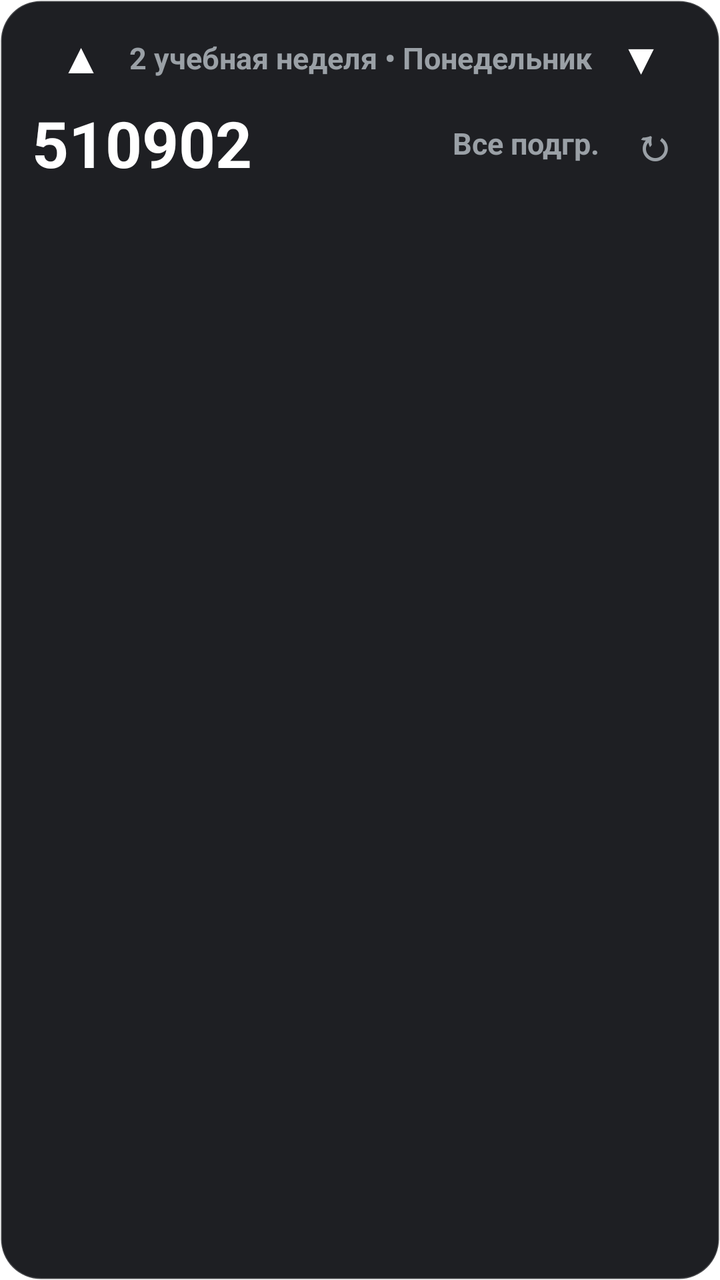
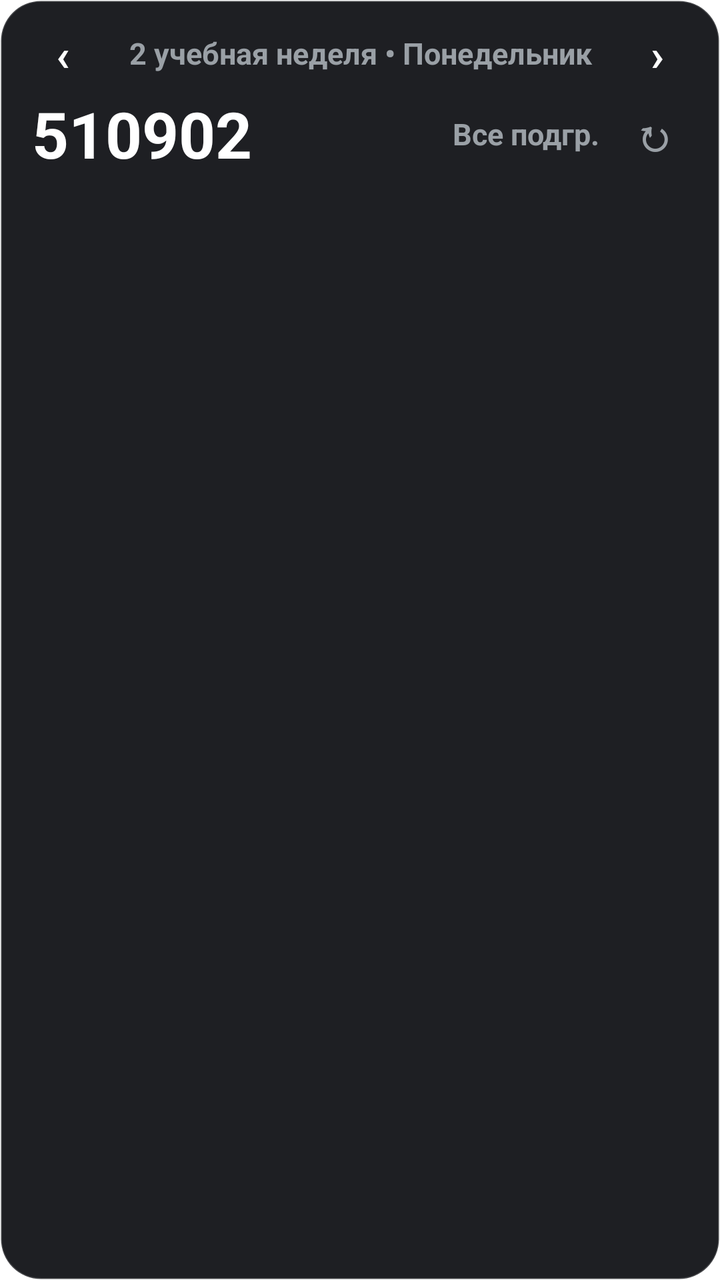

Screens rendered from an Android XML layout before and after an edit, with the pre-edit source and the edit as a unified diff.
<!-- AndroidManifest.xml: application theme Theme.Transparent -->
<!-- res/layout/widget_schedule.xml -->
<?xml version="1.0" encoding="utf-8"?>
<LinearLayout xmlns:android="http://schemas.android.com/apk/res/android"
    android:id="@+id/widget_root"
    android:layout_width="match_parent"
    android:layout_height="match_parent"
    android:background="@drawable/widget_bg"
    android:orientation="vertical"
    android:paddingHorizontal="16dp"
    android:paddingVertical="10dp">

    
    <LinearLayout
        android:layout_width="match_parent"
        android:layout_height="wrap_content"
        android:gravity="center_vertical"
        android:orientation="horizontal">

        <TextView
            android:id="@+id/widget_prev_day_btn"
            android:layout_width="48dp"
            android:layout_height="38dp"
            android:gravity="center"
            android:text="▲"
            android:textColor="#FFFFFF"
            android:textSize="20sp"
            android:textStyle="bold" />

        <TextView
            android:id="@+id/widget_subtitle"
            android:layout_width="0dp"
            android:layout_height="wrap_content"
            android:layout_weight="1"
            android:ellipsize="end"
            android:gravity="center"
            android:maxLines="1"
            android:text="2 учебная неделя • Понедельник"
            android:textColor="#9AA0A6"
            android:textSize="15sp"
            android:textStyle="bold" />

        <TextView
            android:id="@+id/widget_next_day_btn"
            android:layout_width="48dp"
            android:layout_height="38dp"
            android:gravity="center"
            android:text="▼"
            android:textColor="#FFFFFF"
            android:textSize="20sp"
            android:textStyle="bold" />
    </LinearLayout>

    
    <LinearLayout
        android:layout_width="match_parent"
        android:layout_height="wrap_content"
        android:layout_marginTop="2dp"
        android:gravity="center_vertical"
        android:orientation="horizontal">

        <TextView
            android:id="@+id/widget_title"
            android:layout_width="0dp"
            android:layout_height="wrap_content"
            android:layout_weight="1"
            android:ellipsize="end"
            android:maxLines="1"
            android:text="510902"
            android:textColor="#FFFFFF"
            android:textSize="32sp"
            android:textStyle="bold" />

        <TextView
            android:id="@+id/widget_subgroup"
            android:layout_width="wrap_content"
            android:layout_height="wrap_content"
            android:layout_marginEnd="10dp"
            android:text="Все подгр."
            android:textColor="#9AA0A6"
            android:textSize="15sp"
            android:textStyle="bold" />

        <TextView
            android:id="@+id/widget_refresh_btn"
            android:layout_width="wrap_content"
            android:layout_height="wrap_content"
            android:paddingHorizontal="6dp"
            android:paddingVertical="2dp"
            android:text="↻"
            android:textColor="#9AA0A6"
            android:textSize="22sp"
            android:textStyle="bold" />
    </LinearLayout>

    
    <LinearLayout
        android:id="@+id/widget_empty"
        android:layout_width="match_parent"
        android:layout_height="wrap_content"
        android:layout_marginTop="20dp"
        android:gravity="center"
        android:orientation="vertical"
        android:visibility="gone">

        <TextView
            android:id="@+id/widget_empty_title"
            android:layout_width="wrap_content"
            android:layout_height="wrap_content"
            android:text="Отличный день"
            android:textColor="#FFFFFF"
            android:textSize="22sp"
            android:textStyle="bold" />

        <TextView
            android:id="@+id/widget_empty_sub"
            android:layout_width="wrap_content"
            android:layout_height="wrap_content"
            android:layout_marginTop="2dp"
            android:text="Пар не найдено"
            android:textColor="#9AA0A6"
            android:textSize="16sp" />
    </LinearLayout>

    
    <LinearLayout
        android:id="@+id/widget_lessons_container"
        android:layout_width="match_parent"
        android:layout_height="wrap_content"
        android:layout_marginTop="4dp"
        android:orientation="vertical">

        
        <LinearLayout
            android:id="@+id/widget_row_1"
            android:layout_width="match_parent"
            android:layout_height="wrap_content"
            android:gravity="center_vertical"
            android:orientation="horizontal"
            android:paddingVertical="3dp"
            android:visibility="gone">

            <LinearLayout
                android:layout_width="82dp"
                android:layout_height="wrap_content"
                android:orientation="vertical">
                <TextView
                    android:id="@+id/w_r1_start"
                    android:layout_width="wrap_content"
                    android:layout_height="wrap_content"
                    android:fontFamily="monospace"
                    android:singleLine="true"
                    android:text="09:00"
                    android:textColor="#FFFFFF"
                    android:textSize="20sp"
                    android:textStyle="bold" />
                <TextView
                    android:id="@+id/w_r1_end"
                    android:layout_width="wrap_content"
                    android:layout_height="wrap_content"
                    android:fontFamily="monospace"
                    android:singleLine="true"
                    android:text="10:20"
                    android:textColor="#9AA0A6"
                    android:textSize="15sp" />
            </LinearLayout>

            <TextView
                android:id="@+id/w_r1_type"
                android:layout_width="46dp"
                android:layout_height="wrap_content"
                android:layout_marginEnd="8dp"
                android:gravity="center"
                android:singleLine="true"
                android:text="ЛК"
                android:textColor="#4CC38A"
                android:textSize="16sp"
                android:textStyle="bold" />

            <LinearLayout
                android:layout_width="0dp"
                android:layout_height="wrap_content"
                android:layout_weight="1"
                android:orientation="vertical"
                android:paddingEnd="6dp">
                <TextView
                    android:id="@+id/w_r1_subj"
                    android:layout_width="match_parent"
                    android:layout_height="wrap_content"
                    android:ellipsize="end"
                    android:maxLines="1"
                    android:text="ОАиП"
                    android:textColor="#FFFFFF"
                    android:textSize="20sp"
                    android:textStyle="bold" />
                <TextView
                    android:id="@+id/w_r1_teacher"
                    android:layout_width="match_parent"
                    android:layout_height="wrap_content"
                    android:ellipsize="end"
                    android:maxLines="1"
                    android:text="Иванов И. И."
                    android:textColor="#9AA0A6"
                    android:textSize="15sp" />
            </LinearLayout>

            <TextView
                android:id="@+id/w_r1_aud"
                android:layout_width="wrap_content"
                android:layout_height="wrap_content"
                android:fontFamily="monospace"
                android:singleLine="true"
                android:text="502-2"
                android:textColor="#FFFFFF"
                android:textSize="17sp"
                android:textStyle="bold" />
        </LinearLayout>

        
        <LinearLayout
            android:id="@+id/widget_row_2"
            android:layout_width="match_parent"
            android:layout_height="wrap_content"
            android:gravity="center_vertical"
            android:orientation="horizontal"
            android:paddingVertical="3dp"
            android:visibility="gone">

            <LinearLayout
                android:layout_width="82dp"
                android:layout_height="wrap_content"
                android:orientation="vertical">
                <TextView
                    android:id="@+id/w_r2_start"
                    android:layout_width="wrap_content"
                    android:layout_height="wrap_content"
                    android:fontFamily="monospace"
                    android:singleLine="true"
                    android:text="10:35"
                    android:textColor="#FFFFFF"
                    android:textSize="20sp"
                    android:textStyle="bold" />
                <TextView
                    android:id="@+id/w_r2_end"
                    android:layout_width="wrap_content"
                    android:layout_height="wrap_content"
                    android:fontFamily="monospace"
                    android:singleLine="true"
                    android:text="11:55"
                    android:textColor="#9AA0A6"
                    android:textSize="15sp" />
            </LinearLayout>

            <TextView
                android:id="@+id/w_r2_type"
                android:layout_width="46dp"
                android:layout_height="wrap_content"
                android:layout_marginEnd="8dp"
                android:gravity="center"
                android:singleLine="true"
                android:text="ПЗ"
                android:textColor="#52A9FF"
                android:textSize="16sp"
                android:textStyle="bold" />

            <LinearLayout
                android:layout_width="0dp"
                android:layout_height="wrap_content"
                android:layout_weight="1"
                android:orientation="vertical"
                android:paddingEnd="6dp">
                <TextView
                    android:id="@+id/w_r2_subj"
                    android:layout_width="match_parent"
                    android:layout_height="wrap_content"
                    android:ellipsize="end"
                    android:maxLines="1"
                    android:text="Математика"
                    android:textColor="#FFFFFF"
                    android:textSize="20sp"
                    android:textStyle="bold" />
                <TextView
                    android:id="@+id/w_r2_teacher"
                    android:layout_width="match_parent"
                    android:layout_height="wrap_content"
                    android:ellipsize="end"
                    android:maxLines="1"
                    android:text="Петров П. П."
                    android:textColor="#9AA0A6"
                    android:textSize="15sp" />
            </LinearLayout>

            <TextView
                android:id="@+id/w_r2_aud"
                android:layout_width="wrap_content"
                android:layout_height="wrap_content"
                android:fontFamily="monospace"
                android:singleLine="true"
                android:text="310-4"
                android:textColor="#FFFFFF"
                android:textSize="17sp"
                android:textStyle="bold" />
        </LinearLayout>

        
        <LinearLayout
            android:id="@+id/widget_row_3"
            android:layout_width="match_parent"
            android:layout_height="wrap_content"
            android:gravity="center_vertical"
            android:orientation="horizontal"
            android:paddingVertical="3dp"
            android:visibility="gone">

            <LinearLayout
                android:layout_width="82dp"
                android:layout_height="wrap_content"
                android:orientation="vertical">
                <TextView
                    android:id="@+id/w_r3_start"
                    android:layout_width="wrap_content"
                    android:layout_height="wrap_content"
                    android:fontFamily="monospace"
                    android:singleLine="true"
                    android:text="12:25"
                    android:textColor="#FFFFFF"
                    android:textSize="20sp"
                    android:textStyle="bold" />
                <TextView
                    android:id="@+id/w_r3_end"
                    android:layout_width="wrap_content"
                    android:layout_height="wrap_content"
                    android:fontFamily="monospace"
                    android:singleLine="true"
                    android:text="13:45"
                    android:textColor="#9AA0A6"
                    android:textSize="15sp" />
            </LinearLayout>

            <TextView
                android:id="@+id/w_r3_type"
                android:layout_width="46dp"
                android:layout_height="wrap_content"
                android:layout_marginEnd="8dp"
                android:gravity="center"
                android:singleLine="true"
                android:text="ЛР"
                android:textColor="#E5484D"
                android:textSize="16sp"
                android:textStyle="bold" />

            <LinearLayout
                android:layout_width="0dp"
                android:layout_height="wrap_content"
                android:layout_weight="1"
                android:orientation="vertical"
                android:paddingEnd="6dp">
                <TextView
                    android:id="@+id/w_r3_subj"
                    android:layout_width="match_parent"
                    android:layout_height="wrap_content"
                    android:ellipsize="end"
                    android:maxLines="1"
                    android:text="Физика"
                    android:textColor="#FFFFFF"
                    android:textSize="20sp"
                    android:textStyle="bold" />
                <TextView
                    android:id="@+id/w_r3_teacher"
                    android:layout_width="match_parent"
                    android:layout_height="wrap_content"
                    android:ellipsize="end"
                    android:maxLines="1"
                    android:text="Сидоров С. С."
                    android:textColor="#9AA0A6"
                    android:textSize="15sp" />
            </LinearLayout>

            <TextView
                android:id="@+id/w_r3_aud"
                android:layout_width="wrap_content"
                android:layout_height="wrap_content"
                android:fontFamily="monospace"
                android:singleLine="true"
                android:text="404-1"
                android:textColor="#FFFFFF"
                android:textSize="17sp"
                android:textStyle="bold" />
        </LinearLayout>

        
        <LinearLayout
            android:id="@+id/widget_row_4"
            android:layout_width="match_parent"
            android:layout_height="wrap_content"
            android:gravity="center_vertical"
            android:orientation="horizontal"
            android:paddingVertical="3dp"
            android:visibility="gone">

            <LinearLayout
                android:layout_width="82dp"
                android:layout_height="wrap_content"
                android:orientation="vertical">
                <TextView
                    android:id="@+id/w_r4_start"
                    android:layout_width="wrap_content"
                    android:layout_height="wrap_content"
                    android:fontFamily="monospace"
                    android:singleLine="true"
                    android:text="14:00"
                    android:textColor="#FFFFFF"
                    android:textSize="20sp"
                    android:textStyle="bold" />
                <TextView
                    android:id="@+id/w_r4_end"
                    android:layout_width="wrap_content"
                    android:layout_height="wrap_content"
                    android:fontFamily="monospace"
                    android:singleLine="true"
                    android:text="15:20"
                    android:textColor="#9AA0A6"
                    android:textSize="15sp" />
            </LinearLayout>

            <TextView
                android:id="@+id/w_r4_type"
                android:layout_width="46dp"
                android:layout_height="wrap_content"
                android:layout_marginEnd="8dp"
                android:gravity="center"
                android:singleLine="true"
                android:text="ЛК"
                android:textColor="#4CC38A"
                android:textSize="16sp"
                android:textStyle="bold" />

            <LinearLayout
                android:layout_width="0dp"
                android:layout_height="wrap_content"
                android:layout_weight="1"
                android:orientation="vertical"
                android:paddingEnd="6dp">
                <TextView
                    android:id="@+id/w_r4_subj"
                    android:layout_width="match_parent"
                    android:layout_height="wrap_content"
                    android:ellipsize="end"
                    android:maxLines="1"
                    android:text="КСиС"
                    android:textColor="#FFFFFF"
                    android:textSize="20sp"
                    android:textStyle="bold" />
                <TextView
                    android:id="@+id/w_r4_teacher"
                    android:layout_width="match_parent"
                    android:layout_height="wrap_content"
                    android:ellipsize="end"
                    android:maxLines="1"
                    android:text="Смирнов А. В."
                    android:textColor="#9AA0A6"
                    android:textSize="15sp" />
            </LinearLayout>

            <TextView
                android:id="@+id/w_r4_aud"
                android:layout_width="wrap_content"
                android:layout_height="wrap_content"
                android:fontFamily="monospace"
                android:singleLine="true"
                android:text="105-3"
                android:textColor="#FFFFFF"
                android:textSize="17sp"
                android:textStyle="bold" />
        </LinearLayout>

        
        <LinearLayout
            android:id="@+id/widget_row_5"
            android:layout_width="match_parent"
            android:layout_height="wrap_content"
            android:gravity="center_vertical"
            android:orientation="horizontal"
            android:paddingVertical="3dp"
            android:visibility="gone">

            <LinearLayout
                android:layout_width="82dp"
                android:layout_height="wrap_content"
                android:orientation="vertical">
                <TextView
                    android:id="@+id/w_r5_start"
                    android:layout_width="wrap_content"
                    android:layout_height="wrap_content"
                    android:fontFamily="monospace"
                    android:singleLine="true"
                    android:text="15:50"
                    android:textColor="#FFFFFF"
                    android:textSize="20sp"
                    android:textStyle="bold" />
                <TextView
                    android:id="@+id/w_r5_end"
                    android:layout_width="wrap_content"
                    android:layout_height="wrap_content"
                    android:fontFamily="monospace"
                    android:singleLine="true"
                    android:text="17:10"
                    android:textColor="#9AA0A6"
                    android:textSize="15sp" />
            </LinearLayout>

            <TextView
                android:id="@+id/w_r5_type"
                android:layout_width="46dp"
                android:layout_height="wrap_content"
                android:layout_marginEnd="8dp"
                android:gravity="center"
                android:singleLine="true"
                android:text="ПЗ"
                android:textColor="#52A9FF"
                android:textSize="16sp"
                android:textStyle="bold" />

            <LinearLayout
                android:layout_width="0dp"
                android:layout_height="wrap_content"
                android:layout_weight="1"
                android:orientation="vertical"
                android:paddingEnd="6dp">
                <TextView
                    android:id="@+id/w_r5_subj"
                    android:layout_width="match_parent"
                    android:layout_height="wrap_content"
                    android:ellipsize="end"
                    android:maxLines="1"
                    android:text="Иностранный язык"
                    android:textColor="#FFFFFF"
                    android:textSize="20sp"
                    android:textStyle="bold" />
                <TextView
                    android:id="@+id/w_r5_teacher"
                    android:layout_width="match_parent"
                    android:layout_height="wrap_content"
                    android:ellipsize="end"
                    android:maxLines="1"
                    android:text="Козлова Е. А."
                    android:textColor="#9AA0A6"
                    android:textSize="15sp" />
            </LinearLayout>

            <TextView
                android:id="@+id/w_r5_aud"
                android:layout_width="wrap_content"
                android:layout_height="wrap_content"
                android:fontFamily="monospace"
                android:singleLine="true"
                android:text="611-2"
                android:textColor="#FFFFFF"
                android:textSize="17sp"
                android:textStyle="bold" />
        </LinearLayout>
    </LinearLayout>

</LinearLayout>
<!-- resources referenced by this layout -->
<resources>
  <!-- drawable widget_bg (drawable) -->
  <?xml version="1.0" encoding="utf-8"?>
  <shape xmlns:android="http://schemas.android.com/apk/res/android"
      android:shape="rectangle">
      <solid android:color="#F2121318" />
      <corners android:radius="20dp" />
      <stroke
          android:width="1dp"
          android:color="#2EFFFFFF" />
  </shape>
  <style name="Theme.Transparent" parent="android:Theme.Material.Light.NoActionBar">
          <item name="android:windowIsTranslucent">true</item>
          <item name="android:windowBackground">@android:color/transparent</item>
          <item name="android:colorBackgroundCacheHint">@null</item>
      </style>
</resources>

<!-- the commit's change to res/layout/widget_schedule.xml (unified diff, before → after) -->
@@ -17,12 +17,13 @@
 
         <TextView
             android:id="@+id/widget_prev_day_btn"
-            android:layout_width="48dp"
-            android:layout_height="38dp"
-            android:gravity="center"
-            android:text="▲"
+            android:layout_width="wrap_content"
+            android:layout_height="wrap_content"
+            android:paddingHorizontal="12dp"
+            android:paddingVertical="2dp"
+            android:text="‹"
             android:textColor="#FFFFFF"
-            android:textSize="20sp"
+            android:textSize="22sp"
             android:textStyle="bold" />
 
         <TextView
@@ -40,12 +41,13 @@
 
         <TextView
             android:id="@+id/widget_next_day_btn"
-            android:layout_width="48dp"
-            android:layout_height="38dp"
-            android:gravity="center"
-            android:text="▼"
+            android:layout_width="wrap_content"
+            android:layout_height="wrap_content"
+            android:paddingHorizontal="12dp"
+            android:paddingVertical="2dp"
+            android:text="›"
             android:textColor="#FFFFFF"
-            android:textSize="20sp"
+            android:textSize="22sp"
             android:textStyle="bold" />
     </LinearLayout>
 
